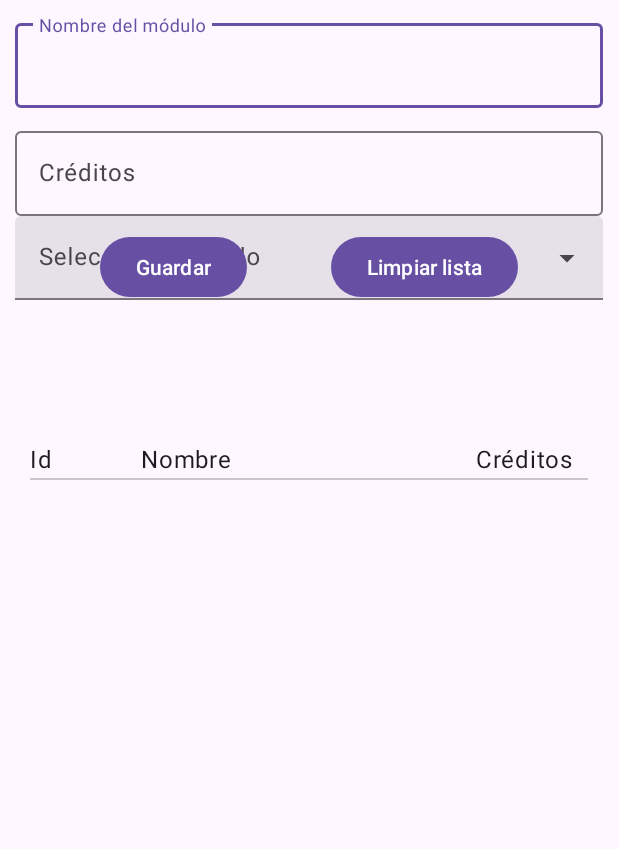
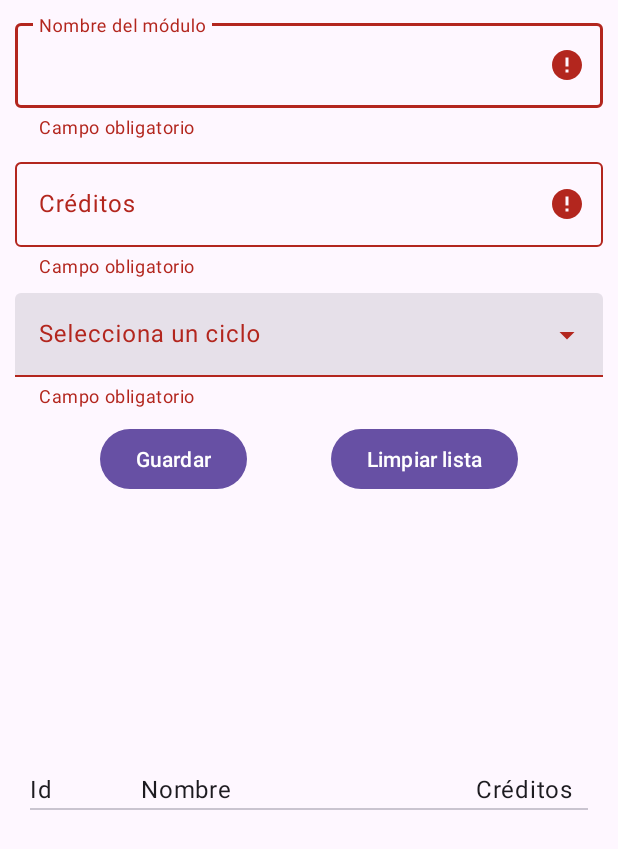
Before and after one commit to mcventur/PracticaRoomModulosDAM, an Android app built with Jetpack Compose: the screen it shows after launch (MainActivity), after a tap on "Guardar", on a phone screen of 412 x 824 dp. Shown: the top 849 px of the screen. Run offline under Robolectric (Android 15) with nearby library versions, the phone set to English and light mode, and no system bars; our stand-ins replace Room's generated code, livedata-compose.

Commit message:
Campo ciclo ligado al ViewModel

```diff
--- /dev/null
+++ b/app/src/main/java/com/mpd/pmdm/practicaroommodulos/core/MandatoryFieldException.kt
@@ -0,0 +1,5 @@
+package com.mpd.pmdm.practicaroommodulos.core
+
+import androidx.annotation.StringRes
+
+class MandatoryFieldException(@StringRes val stringResError: Int) : IllegalArgumentException()
--- a/app/src/main/java/com/mpd/pmdm/practicaroommodulos/data/database/ModuleDao.kt
+++ b/app/src/main/java/com/mpd/pmdm/practicaroommodulos/data/database/ModuleDao.kt
@@ -47,5 +47,5 @@ interface ModuleDao {
     fun getCicloOfModule(moduleId: Long): CiclosWithModules
 
     @Query("SELECT * FROM ciclo")
-    fun getAllCiclos(): LiveData<Array<Ciclo>>
+    fun getAllCiclos(): LiveData<List<Ciclo>>
 }
--- a/app/src/main/java/com/mpd/pmdm/practicaroommodulos/ui/AddModuleFragment.kt
+++ b/app/src/main/java/com/mpd/pmdm/practicaroommodulos/ui/AddModuleFragment.kt
@@ -1,16 +1,19 @@
 package com.mpd.pmdm.practicaroommodulos.ui
 
 import android.os.Bundle
+import android.text.TextUtils
 import android.util.Log
-import androidx.fragment.app.Fragment
 import android.view.LayoutInflater
 import android.view.View
 import android.view.ViewGroup
 import android.widget.ArrayAdapter
+import android.widget.TextView
 import android.widget.Toast
+import androidx.fragment.app.Fragment
 import androidx.fragment.app.activityViewModels
 import androidx.lifecycle.lifecycleScope
 import com.google.android.material.dialog.MaterialAlertDialogBuilder
+import com.google.android.material.textfield.TextInputLayout
 import com.mpd.pmdm.practicaroommodulos.R
 import com.mpd.pmdm.practicaroommodulos.core.ModuleApp
 import com.mpd.pmdm.practicaroommodulos.databinding.FragmentAddModuleBinding
@@ -23,11 +26,13 @@ class AddModuleFragment : Fragment() {
     private var _binding: FragmentAddModuleBinding? = null
     private val binding get() = _binding!!
 
-    private val modulosViewModel: ModulosViewModel by activityViewModels{
+    private val modulosViewModel: ModulosViewModel by activityViewModels {
         ModulosViewModelFactory((activity?.application as ModuleApp).appRepository)
     }
 
-    private lateinit var arrayCiclos: Array<String>
+    //Mapa de campos obligatorios con sus layouts
+    private lateinit var mandatoryFields: Map<TextView, TextInputLayout>
+
 
     override fun onCreateView(
         inflater: LayoutInflater, container: ViewGroup?,
@@ -40,31 +45,70 @@ class AddModuleFragment : Fragment() {
 
     override fun onViewCreated(view: View, savedInstanceState: Bundle?) {
         super.onViewCreated(view, savedInstanceState)
+
+        registraMandatoryFields()
+
         binding.btnAddModule.setOnClickListener {
-            //TODO: Validación y control de errores
-            lifecycleScope.launch {
-                val id= modulosViewModel.insert(binding.editModuleName.text.toString(), binding.editModuleCredits.text.toString().toByte())
-                Log.d("AddModuleFragment", "Id insertado: $id")
-                Toast.makeText(requireContext(), "El id insertado es $id", Toast.LENGTH_LONG).show()
+            if(datosValidos()){
+                lifecycleScope.launch {
+                    val id = modulosViewModel.insert(
+                        binding.editModuleName.text.toString(),
+                        binding.editModuleCredits.text.toString().toByte()
+                    )
+
+                    Log.d("AddModuleFragment", "Id insertado: $id")
+                    Toast.makeText(requireContext(), "El id insertado es $id", Toast.LENGTH_LONG).show()
+                }
             }
-
         }
 
         binding.btnClearList.setOnClickListener {
             MaterialAlertDialogBuilder(requireContext())
                 .setTitle(R.string.alertClearTitle)
                 .setMessage(R.string.alertClearMessage)
-                .setNegativeButton(R.string.cancel){dialog,_ ->
+                .setNegativeButton(R.string.cancel) { dialog, _ ->
                     dialog.cancel()
                 }
-                .setPositiveButton(R.string.confirm){_,_ ->
+                .setPositiveButton(R.string.confirm) { _, _ ->
                     modulosViewModel.clearAll()
                 }
                 .show()
         }
 
         //Seteamos los datos del selector de Ciclos
-        binding.editModuleCiclo.adapter = ArrayAdapter()
+        modulosViewModel.allCiclosName.observe(viewLifecycleOwner) {
+
+            val adapter = ArrayAdapter<String>(requireContext(), R.layout.dropdown_ciclo, it)
+            binding.editModuleCiclo.setAdapter(adapter)
+            binding.editModuleCiclo.setOnItemClickListener { _, _, position, id ->
+                modulosViewModel.updateSelectedCiclo(adapter.getItem(position))
+            }
+        }
+
+
+    }
+
+    private fun registraMandatoryFields() {
+        mandatoryFields = mapOf(
+            binding.editModuleName to binding.layoutModuleName,
+            binding.editModuleCredits to binding.layoutModuleCredits,
+            binding.editModuleCiclo to binding.layoutCiclosList,
+        )
+    }
+
+
+    private fun datosValidos(): Boolean {
+        var okValues = true
+        if(this::mandatoryFields.isInitialized){
+            mandatoryFields.forEach{ (edit, layout) ->
+                if(TextUtils.isEmpty(edit.text)){
+                    layout.error = getString(R.string.error_mandatory)
+                    okValues = false
+                }
+                else layout.error = null
+            }
+        }
+        return okValues
     }
 
     override fun onDestroyView() {
--- a/app/src/main/java/com/mpd/pmdm/practicaroommodulos/ui/ModulesRecyclerViewAdapter.kt
+++ b/app/src/main/java/com/mpd/pmdm/practicaroommodulos/ui/adapters/ModulesRecyclerViewAdapter.kt
@@ -1,12 +1,10 @@
-package com.mpd.pmdm.practicaroommodulos.ui
+package com.mpd.pmdm.practicaroommodulos.ui.adapters
 
-import android.annotation.SuppressLint
 import androidx.recyclerview.widget.RecyclerView
 import android.view.LayoutInflater
 import android.view.ViewGroup
 import androidx.recyclerview.widget.DiffUtil
 import androidx.recyclerview.widget.ListAdapter
-import androidx.recyclerview.widget.RecyclerView.ViewHolder
 import com.mpd.pmdm.practicaroommodulos.data.database.Module
 
 import com.mpd.pmdm.practicaroommodulos.databinding.FragmentItemBinding
--- a/app/src/main/res/layout/activity_main.xml
+++ b/app/src/main/res/layout/activity_main.xml
@@ -13,7 +13,7 @@
         android:layout_height="0dp"
         app:layout_constraintBottom_toTopOf="@+id/containerListModules"
         app:layout_constraintTop_toTopOf="parent"
-        app:layout_constraintVertical_weight="1"
+        app:layout_constraintVertical_weight="3"
         tools:layout="@layout/fragment_add_module" />
 
     <androidx.fragment.app.FragmentContainerView
@@ -26,4 +26,5 @@
         app:layout_constraintVertical_weight="2"
         tools:layout="@layout/fragment_item_list" />
 
+
 </androidx.constraintlayout.widget.ConstraintLayout>
--- a/app/src/main/res/layout/dropdown_ciclo.xml
+++ b/app/src/main/res/layout/dropdown_ciclo.xml
@@ -1,5 +1,6 @@
 <?xml version="1.0" encoding="utf-8"?>
 <TextView xmlns:android="http://schemas.android.com/apk/res/android"
+    android:id="@+id/cicloName"
     android:layout_width="match_parent"
     android:layout_height="wrap_content"
     android:text="Prueba de Ciclo"
--- a/app/src/main/res/layout/fragment_add_module.xml
+++ b/app/src/main/res/layout/fragment_add_module.xml
@@ -42,30 +42,29 @@
         style="@style/Widget.Material3.TextInputLayout.FilledBox.ExposedDropdownMenu"
         android:layout_width="match_parent"
         android:layout_height="wrap_content"
+        android:layout_marginTop="@dimen/field_margin_top"
         android:hint="@string/select_ciclo"
-        app:layout_constraintTop_toBottomOf="@id/layoutModuleCredits"
-        app:layout_constraintStart_toStartOf="parent">
+        app:layout_constraintStart_toStartOf="parent"
+        app:layout_constraintTop_toBottomOf="@id/layoutModuleCredits">
 
         <AutoCompleteTextView
             android:id="@+id/editModuleCiclo"
             android:layout_width="match_parent"
             android:layout_height="wrap_content"
-            android:inputType="none"
-            />
+            android:inputType="none" />
 
     </com.google.android.material.textfield.TextInputLayout>
-
 
 
     <Button
         android:id="@+id/btnAddModule"
         android:layout_width="wrap_content"
         android:layout_height="wrap_content"
+        android:layout_marginTop="@dimen/field_margin_top"
         android:text="Guardar"
         app:layout_constraintEnd_toStartOf="@+id/btnClearList"
         app:layout_constraintStart_toStartOf="parent"
-        app:layout_constraintTop_toBottomOf="@+id/layoutModuleCredits"
-        android:layout_marginTop="@dimen/field_margin_top"/>
+        app:layout_constraintTop_toBottomOf="@id/layoutCiclosList" />
 
     <Button
         android:id="@+id/btnClearList"
--- a/app/src/main/res/values/strings.xml
+++ b/app/src/main/res/values/strings.xml
@@ -12,4 +12,5 @@
     <string name="name">Nombre</string>
     <string name="credits">Créditos</string>
     <string name="select_ciclo">Selecciona un ciclo</string>
+    <string name="error_mandatory">Campo obligatorio</string>
 </resources>
```
Also changed, not shown: app/build.gradle.kts (+8 -0 lines), app/src/main/java/com/mpd/pmdm/practicaroommodulos/data/database/ModuleDatabase.kt (+10 -3 lines), app/src/main/java/com/mpd/pmdm/practicaroommodulos/ui/viewmodel/ModulosViewModel.kt (+28 -5 lines), 1 other file.
